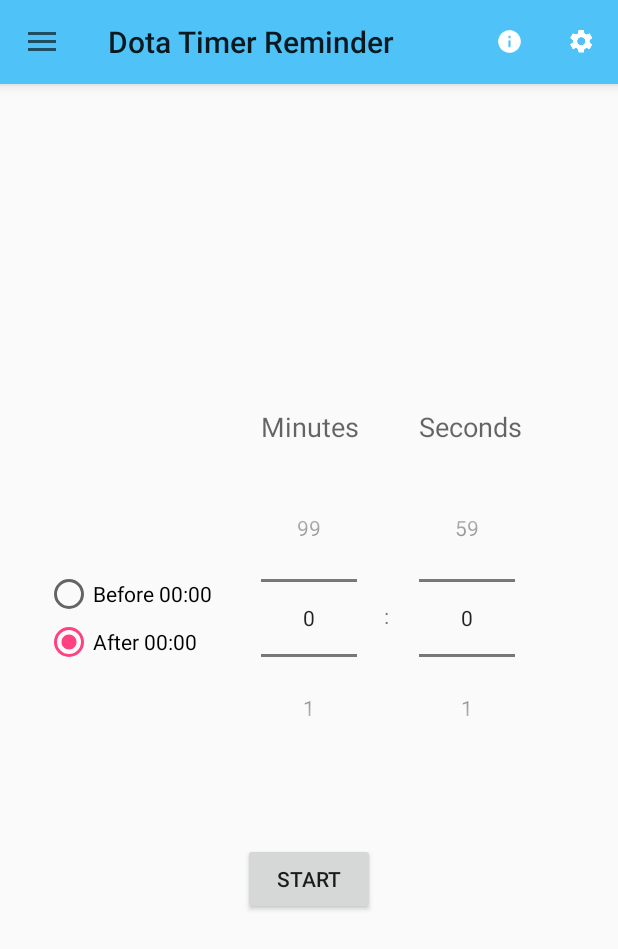
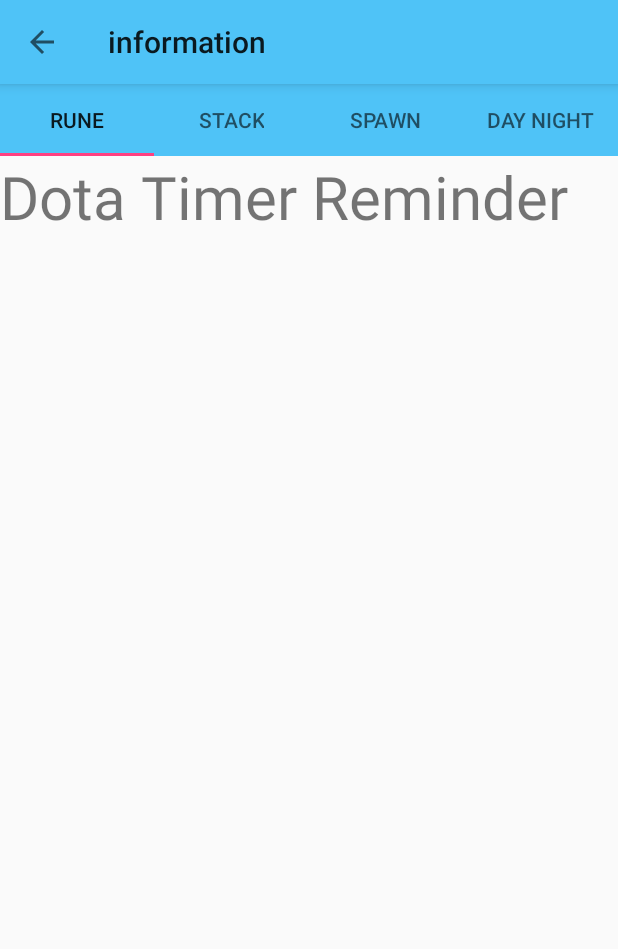
Before and after one commit to jimzhaozhengwang/DOTA-2-Timing-Reminder, an Android app: the screen it shows after launch (MainActivity before the commit, InformationActivity after it), after a tap on "information", on a phone screen of 412 x 824 dp. Shown: the top 949 px of the screen. Run offline under Robolectric (Android 15) with nearby library versions, the phone set to English and light mode, and no system bars.

Commit message:
added information activity and implemented tabs

```diff
--- /dev/null
+++ b/app/src/main/java/ucalled911/DOTA2TimerAndReminder/adapter/InformationTabsAdapter.java
@@ -0,0 +1,36 @@
+package ucalled911.DOTA2TimerAndReminder.adapter;
+
+import android.support.v4.app.Fragment;
+import android.support.v4.app.FragmentManager;
+import android.support.v4.app.FragmentPagerAdapter;
+
+import java.util.ArrayList;
+
+public class InformationTabsAdapter extends FragmentPagerAdapter{
+
+    private ArrayList<Fragment> fragment_list;
+    private ArrayList<String> title_list;
+
+    public InformationTabsAdapter(FragmentManager fm, ArrayList<Fragment> fragment_list, ArrayList<String> title_list) {
+        super(fm);
+        this.fragment_list = fragment_list;
+        this.title_list = title_list;
+
+
+    }
+
+    @Override
+    public Fragment getItem(int position) {
+        return fragment_list.get(position);
+    }
+
+    @Override
+    public int getCount() {
+        return fragment_list.size();
+    }
+
+    @Override
+    public CharSequence getPageTitle(int position) {
+        return title_list.get(position);
+    }
+}
--- /dev/null
+++ b/app/src/main/java/ucalled911/DOTA2TimerAndReminder/app/InformationActivity.java
@@ -0,0 +1,94 @@
+package ucalled911.DOTA2TimerAndReminder.app;
+
+import android.content.Intent;
+import android.os.Bundle;
+import android.support.annotation.Nullable;
+
+import android.support.design.widget.TabLayout;
+import android.support.v4.app.Fragment;
+import android.support.v4.view.ViewPager;
+import android.support.v7.app.AppCompatActivity;
+import android.support.v7.widget.Toolbar;
+import android.view.Menu;
+import android.view.MenuItem;
+
+import java.util.ArrayList;
+
+import ucalled911.DOTA2TimerAndReminder.R;
+import ucalled911.DOTA2TimerAndReminder.adapter.InformationTabsAdapter;
+import ucalled911.DOTA2TimerAndReminder.fragments.FragmentFour;
+import ucalled911.DOTA2TimerAndReminder.fragments.FragmentOne;
+import ucalled911.DOTA2TimerAndReminder.fragments.FragmentThree;
+import ucalled911.DOTA2TimerAndReminder.fragments.FragmentTwo;
+
+public class InformationActivity extends AppCompatActivity{
+
+    private ArrayList<Fragment> fragment_list = new ArrayList<Fragment>();
+    private ArrayList<String> title_list = new ArrayList<String>();
+
+    private ViewPager view_pager;
+    private TabLayout tab_layout;
+    private Intent main_activity;
+
+    private void addData (Fragment fragment, String text){
+        fragment_list.add(fragment);
+        title_list.add(text);
+    }
+
+    private void prepareDataResource(){
+        addData(new FragmentOne(), "Rune");
+        addData(new FragmentTwo(), "Stack");
+        addData(new FragmentThree(), "Spawn");
+        addData(new FragmentFour(), "Day Night");
+    }
+
+
+    private void setupToolbar(){
+        Toolbar toolbar = (Toolbar) findViewById(R.id.toolbar);
+        toolbar.setTitle(R.string.r_information);
+        setSupportActionBar(toolbar);
+        getSupportActionBar().setHomeButtonEnabled(true);
+        getSupportActionBar().setDisplayHomeAsUpEnabled(true);
+    }
+
+    @Override
+    protected void onCreate (@Nullable Bundle savedInstanceState){
+        super.onCreate(savedInstanceState);
+        setContentView(R.layout.activity_information);
+
+        setupToolbar();
+        view_pager = (ViewPager) findViewById(R.id.viewPager);
+        tab_layout = (TabLayout) findViewById(R.id.tabs);
+
+        main_activity = new Intent(InformationActivity.this, MainActivity.class);
+
+        prepareDataResource();
+        InformationTabsAdapter adapter = new InformationTabsAdapter(getSupportFragmentManager(), fragment_list, title_list);
+        view_pager.setAdapter(adapter);
+        tab_layout.setupWithViewPager(view_pager);
+
+    }
+
+
+
+    @Override
+    public boolean onOptionsItemSelected(MenuItem item) {
+        int id = item.getItemId();
+        if (id == android.R.id.home){
+            // for API 11 +
+            onBackPressed();
+            // API 16 +
+            // http://stackoverflow.com/questions/10108774/how-to-implement-the-android-actionbar-back-button
+            //NavUtils.navigateUpFromSameTask(this);
+            return true;
+        }
+        return super.onOptionsItemSelected(item);
+    }
+
+    @Override
+    public void onBackPressed() {
+        super.onBackPressed();
+        finish();
+        startActivity(main_activity);
+    }
+}
--- a/app/src/main/java/ucalled911/DOTA2TimerAndReminder/app/MainActivity.java
+++ b/app/src/main/java/ucalled911/DOTA2TimerAndReminder/app/MainActivity.java
@@ -67,11 +67,19 @@
         return true;
     }
 
+    public boolean go_to_information(){
+        Intent information_activity = new Intent(MainActivity.this, InformationActivity.class);
+        finish();
+        startActivity(information_activity);
+        return true;
+    }
+
     @Override
     public boolean onOptionsItemSelected(MenuItem item) {
         int id = item.getItemId();
-
-        if (id == R.id.settings){
+        if (id == R.id.information){
+            go_to_information();
+        }else if (id == R.id.settings){
             go_to_settings();
         }
 
--- a/app/src/main/java/ucalled911/DOTA2TimerAndReminder/app/ReminderActivity.java
+++ b/app/src/main/java/ucalled911/DOTA2TimerAndReminder/app/ReminderActivity.java
@@ -195,7 +195,7 @@
 
     public void display_time() {
         String time;
-        if (minute == 0 && second == 0) { // there are actually 2 0:00's TODO https://www.reddit.com/r/DotA2/comments/38pksb/recently_i_learned_after_over_18k_hours_of_dota_2/
+        if (minute == 0 && second == 0) {
             time = String.format("%02d : %02d", minute, second);
             positive_negative = 1;
             plus_minus = "+";
--- /dev/null
+++ b/app/src/main/java/ucalled911/DOTA2TimerAndReminder/fragments/FragmentFour.java
@@ -0,0 +1,19 @@
+package ucalled911.DOTA2TimerAndReminder.fragments;
+
+import android.os.Bundle;
+import android.support.annotation.Nullable;
+import android.support.v4.app.Fragment;
+import android.view.LayoutInflater;
+import android.view.View;
+import android.view.ViewGroup;
+
+import ucalled911.DOTA2TimerAndReminder.R;
+
+public class FragmentFour extends Fragment{
+
+    @Nullable
+    @Override
+    public View onCreateView(LayoutInflater inflater, @Nullable ViewGroup container, @Nullable Bundle savedInstanceState) {
+        return inflater.inflate(R.layout.fragment_four, container, false);
+    }
+}
--- /dev/null
+++ b/app/src/main/java/ucalled911/DOTA2TimerAndReminder/fragments/FragmentOne.java
@@ -0,0 +1,19 @@
+package ucalled911.DOTA2TimerAndReminder.fragments;
+
+import android.os.Bundle;
+import android.support.annotation.Nullable;
+import android.support.v4.app.Fragment;
+import android.view.LayoutInflater;
+import android.view.View;
+import android.view.ViewGroup;
+
+import ucalled911.DOTA2TimerAndReminder.R;
+
+public class FragmentOne extends Fragment{
+
+    @Nullable
+    @Override
+    public View onCreateView(LayoutInflater inflater, @Nullable ViewGroup container, @Nullable Bundle savedInstanceState) {
+        return inflater.inflate(R.layout.fragment_one, container, false);
+    }
+}
--- /dev/null
+++ b/app/src/main/java/ucalled911/DOTA2TimerAndReminder/fragments/FragmentThree.java
@@ -0,0 +1,19 @@
+package ucalled911.DOTA2TimerAndReminder.fragments;
+
+import android.os.Bundle;
+import android.support.annotation.Nullable;
+import android.support.v4.app.Fragment;
+import android.view.LayoutInflater;
+import android.view.View;
+import android.view.ViewGroup;
+
+import ucalled911.DOTA2TimerAndReminder.R;
+
+public class FragmentThree extends Fragment{
+
+    @Nullable
+    @Override
+    public View onCreateView(LayoutInflater inflater, @Nullable ViewGroup container, @Nullable Bundle savedInstanceState) {
+        return inflater.inflate(R.layout.fragment_three, container, false);
+    }
+}
--- /dev/null
+++ b/app/src/main/java/ucalled911/DOTA2TimerAndReminder/fragments/FragmentTwo.java
@@ -0,0 +1,19 @@
+package ucalled911.DOTA2TimerAndReminder.fragments;
+
+import android.os.Bundle;
+import android.support.annotation.Nullable;
+import android.support.v4.app.Fragment;
+import android.view.LayoutInflater;
+import android.view.View;
+import android.view.ViewGroup;
+
+import ucalled911.DOTA2TimerAndReminder.R;
+
+public class FragmentTwo extends Fragment{
+
+    @Nullable
+    @Override
+    public View onCreateView(LayoutInflater inflater, @Nullable ViewGroup container, @Nullable Bundle savedInstanceState) {
+        return inflater.inflate(R.layout.fragment_two, container, false);
+    }
+}
--- /dev/null
+++ b/app/src/main/res/layout/activity_information.xml
@@ -0,0 +1,24 @@
+<?xml version="1.0" encoding="utf-8"?>
+<LinearLayout xmlns:android="http://schemas.android.com/apk/res/android"
+    xmlns:app="http://schemas.android.com/apk/res-auto"
+    android:orientation="vertical"
+    android:layout_width="match_parent"
+    android:layout_height="match_parent">
+
+    <include android:id="@+id/toolbar" layout="@layout/toolbar"/>
+
+   <android.support.design.widget.TabLayout
+       android:id="@+id/tabs"
+       android:layout_width="match_parent"
+       android:layout_height="wrap_content"
+       app:tabGravity="fill"
+       app:tabMode="fixed"
+       android:background="@color/colorPrimary"/>
+
+
+    <android.support.v4.view.ViewPager
+        android:id="@+id/viewPager"
+        android:layout_width="match_parent"
+        android:layout_height="match_parent"/>
+
+</LinearLayout>
--- /dev/null
+++ b/app/src/main/res/layout/fragment_one.xml
@@ -0,0 +1,14 @@
+<?xml version="1.0" encoding="utf-8"?>
+<RelativeLayout
+    xmlns:android="http://schemas.android.com/apk/res/android"
+    android:orientation="vertical"
+    android:layout_width="match_parent"
+    android:layout_height="match_parent">
+
+    <TextView
+        android:layout_width="wrap_content"
+        android:layout_height="wrap_content"
+        android:text="@string/app_name"
+        android:textSize="40sp"/>
+
+</RelativeLayout>
--- a/app/src/main/res/values/strings.xml
+++ b/app/src/main/res/values/strings.xml
@@ -4,8 +4,8 @@
     <string name="r_plus">+</string>
     <string name="r_minus">-</string>
     <string name="r_new_game">New Game</string>
-    <string name="r_after">After 00:00</string>
-    <string name="r_before">Before 00:00</string>
+    <string name="r_after">Live</string>
+    <string name="r_before">Pre-Game</string>
     <string name="r_minutes">Minutes</string>
     <string name="r_seconds">Seconds</string>
     <string name="r_colon">:</string>
```
Also changed, not shown: app/src/main/AndroidManifest.xml (+12 -1 lines), app/src/main/java/ucalled911/DOTA2TimerAndReminder/adapter/NavigationDrawerAdapter.java (+7 -5 lines), app/src/main/java/ucalled911/DOTA2TimerAndReminder/app/SettingsActivity.java (+0 -8 lines), app/src/main/res/layout/fragment_four.xml (added, +14 -0 lines), app/src/main/res/layout/fragment_three.xml (added, +14 -0 lines), app/src/main/res/layout/fragment_two.xml (added, +15 -0 lines), app/src/main/res/menu/menu_settings.xml (deleted, +0 -13 lines).
